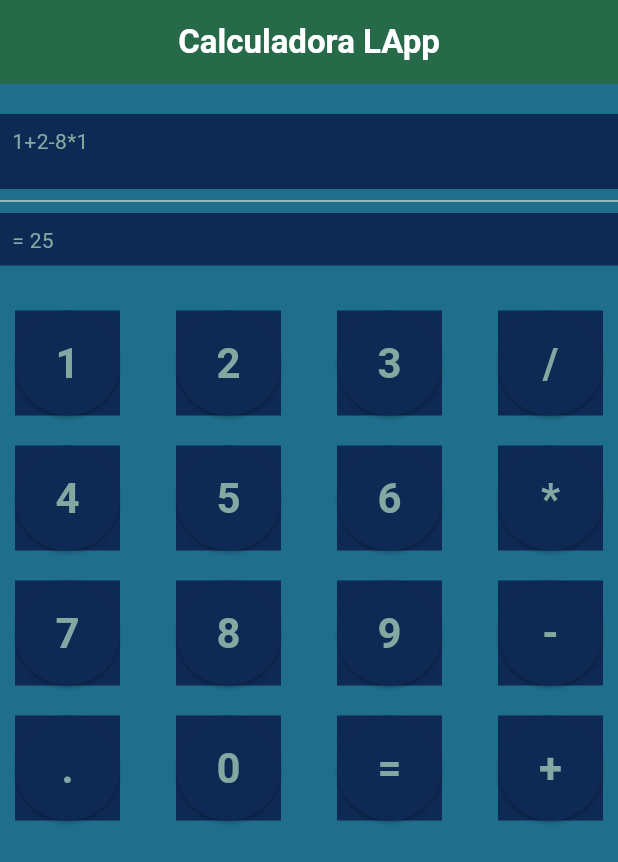
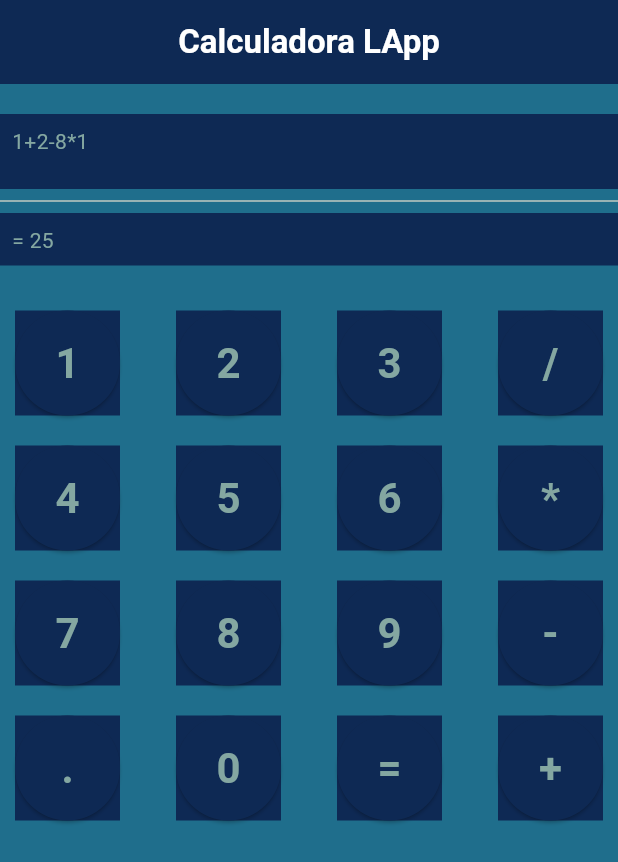
Before and after one commit to HebertCampos/calculator-LApp, a Flutter app: the screen it shows after launch, on a phone screen of 412 x 824 dp. Shown: the top 862 px of the screen. Run offline on Flutter 3.47's test engine with Material 2 defaults, Android fonts, the phone set to English and light mode, and no system bars.

Commit message:
Colocando a cor primaria do app

```diff
--- a/lib/main.dart
+++ b/lib/main.dart
@@ -17,6 +17,7 @@ class MyApp extends StatelessWidget {
       theme: ThemeData(
         colorScheme: ColorScheme.fromSeed(seedColor: Colors.greenAccent),
         useMaterial3: true,
+        primaryColor: const Color(0xFF0E2954)
       ),
       home: const Home(),
     );
```
